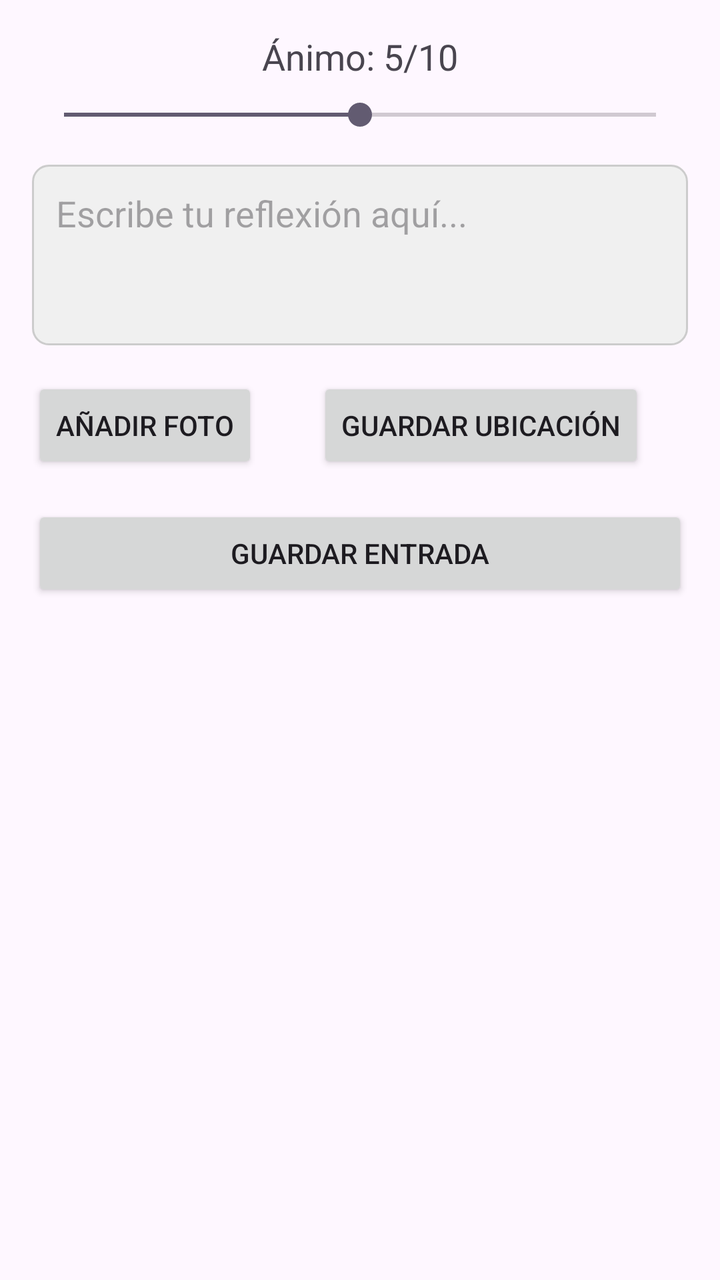
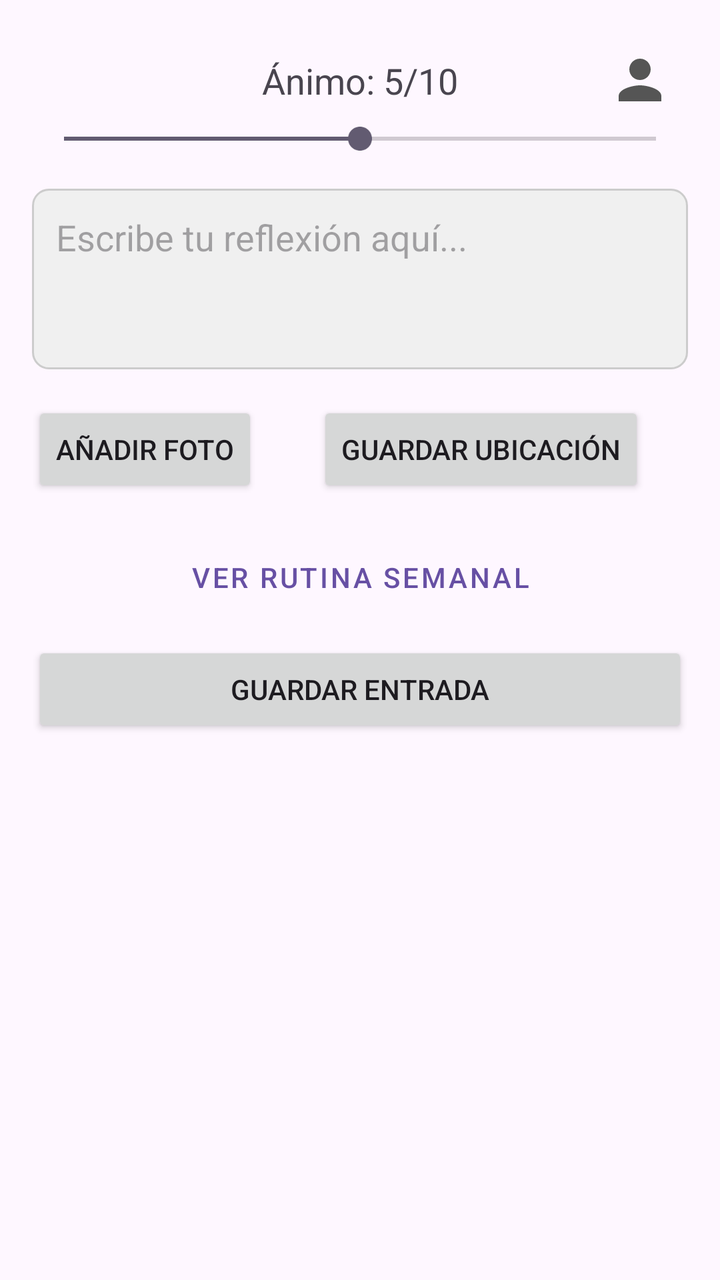

An Android layout rendered at two revisions. The XML below is the earlier revision; the diff shows what the commit changed to produce the second picture.
<!-- AndroidManifest.xml: application theme Theme.ClearYourMind -->
<!-- res/layout/activity_main.xml -->
<?xml version="1.0" encoding="utf-8"?>
<androidx.constraintlayout.widget.ConstraintLayout xmlns:android="http://schemas.android.com/apk/res/android"
    xmlns:app="http://schemas.android.com/apk/res-auto"
    xmlns:tools="http://schemas.android.com/tools"
    android:id="@+id/main"
    android:layout_width="match_parent"
    android:layout_height="match_parent"
    tools:context=".ui.MainActivity"
    android:padding="16dp">

    <TextView
        android:id="@+id/moodDisplay"
        android:layout_width="wrap_content"
        android:layout_height="wrap_content"
        android:text="Ánimo: 5/10"
        android:textSize="18sp"
        app:layout_constraintTop_toTopOf="parent"
        app:layout_constraintStart_toStartOf="parent"
        app:layout_constraintEnd_toEndOf="parent" />

    <SeekBar
        android:id="@+id/moodSeekBar"
        android:layout_width="0dp"
        android:layout_height="wrap_content"
        android:max="10"
        android:progress="5"
        app:layout_constraintTop_toBottomOf="@id/moodDisplay"
        app:layout_constraintStart_toStartOf="parent"
        app:layout_constraintEnd_toEndOf="parent"
        android:layout_marginTop="8dp"/>

    <EditText
        android:id="@+id/reflectionInput"
        android:layout_width="0dp"
        android:layout_height="wrap_content"
        android:hint="Escribe tu reflexión aquí..."
        android:inputType="textMultiLine"
        android:minLines="3"
        app:layout_constraintTop_toBottomOf="@id/moodSeekBar"
        app:layout_constraintStart_toStartOf="parent"
        app:layout_constraintEnd_toEndOf="parent"
        android:layout_marginTop="16dp"
        android:background="@drawable/rounded_edittext_background"
        android:padding="12dp"
        android:gravity="top"/>

    <Button
        android:id="@+id/cameraButton"
        android:layout_width="wrap_content"
        android:layout_height="wrap_content"
        android:text="Añadir Foto"
        app:layout_constraintTop_toBottomOf="@id/reflectionInput"
        app:layout_constraintStart_toStartOf="parent"
        android:layout_marginTop="16dp"/>

    <Button
        android:id="@+id/locationButton"
        android:layout_width="wrap_content"
        android:layout_height="wrap_content"
        android:text="Guardar Ubicación"
        app:layout_constraintTop_toBottomOf="@id/reflectionInput"
        app:layout_constraintStart_toEndOf="@id/cameraButton"
        app:layout_constraintEnd_toEndOf="parent"
        android:layout_marginStart="8dp"
        android:layout_marginTop="16dp"/>

    <Button
        android:id="@+id/saveButton"
        android:layout_width="0dp"
        android:layout_height="wrap_content"
        android:text="Guardar Entrada"
        app:layout_constraintTop_toBottomOf="@id/cameraButton"
        app:layout_constraintStart_toStartOf="parent"
        app:layout_constraintEnd_toEndOf="parent"
        android:layout_marginTop="16dp"/>

    <androidx.recyclerview.widget.RecyclerView
        android:id="@+id/entriesRecyclerView"
        android:layout_width="0dp"
        android:layout_height="0dp"
        app:layout_constraintTop_toBottomOf="@id/saveButton"
        app:layout_constraintBottom_toBottomOf="parent"
        app:layout_constraintStart_toStartOf="parent"
        app:layout_constraintEnd_toEndOf="parent"
        android:layout_marginTop="16dp"/>

</androidx.constraintlayout.widget.ConstraintLayout>
<!-- resources referenced by this layout -->
<resources>
  <!-- drawable rounded_edittext_background (drawable) -->
  <?xml version="1.0" encoding="utf-8"?>
  <shape xmlns:android="http://schemas.android.com/apk/res/android">
      <solid android:color="#F0F0F0"/>
      <corners android:radius="8dp"/>
      <stroke android:width="1dp" android:color="#CCCCCC"/>
  </shape>
  <style name="Theme.ClearYourMind" parent="Base.Theme.ClearYourMind" />
  <style name="Base.Theme.ClearYourMind" parent="Theme.Material3.DayNight.NoActionBar">
          
          
      </style>
</resources>

<!-- the commit's change to res/layout/activity_main.xml (unified diff, before → after) -->
@@ -8,6 +8,19 @@
     tools:context=".ui.MainActivity"
     android:padding="16dp">
 
+    
+    <ImageButton
+        android:id="@+id/profileButton"
+        android:layout_width="48dp"
+        android:layout_height="48dp"
+        android:src="@drawable/ic_user_avatar"
+        android:background="?attr/selectableItemBackgroundBorderless"
+        app:tint="#555555"
+        android:scaleType="fitCenter"
+        android:padding="8dp"
+        app:layout_constraintTop_toTopOf="parent"
+        app:layout_constraintEnd_toEndOf="parent" />
+
     <TextView
         android:id="@+id/moodDisplay"
         android:layout_width="wrap_content"
@@ -16,7 +29,8 @@
         android:textSize="18sp"
         app:layout_constraintTop_toTopOf="parent"
         app:layout_constraintStart_toStartOf="parent"
-        app:layout_constraintEnd_toEndOf="parent" />
+        app:layout_constraintEnd_toEndOf="parent"
+        android:layout_marginTop="12dp"/>
 
     <SeekBar
         android:id="@+id/moodSeekBar"
@@ -64,15 +78,27 @@
         android:layout_marginStart="8dp"
         android:layout_marginTop="16dp"/>
 
+    
+    <Button
+        android:id="@+id/routineButton"
+        android:layout_width="0dp"
+        android:layout_height="wrap_content"
+        android:text="Ver Rutina Semanal"
+        app:layout_constraintTop_toBottomOf="@id/cameraButton"
+        app:layout_constraintStart_toStartOf="parent"
+        app:layout_constraintEnd_toEndOf="parent"
+        android:layout_marginTop="16dp"
+        style="@style/Widget.MaterialComponents.Button.OutlinedButton"/>
+
     <Button
         android:id="@+id/saveButton"
         android:layout_width="0dp"
         android:layout_height="wrap_content"
         android:text="Guardar Entrada"
-        app:layout_constraintTop_toBottomOf="@id/cameraButton"
+        app:layout_constraintTop_toBottomOf="@id/routineButton"
         app:layout_constraintStart_toStartOf="parent"
         app:layout_constraintEnd_toEndOf="parent"
-        android:layout_marginTop="16dp"/>
+        android:layout_marginTop="8dp"/>
 
     <androidx.recyclerview.widget.RecyclerView
         android:id="@+id/entriesRecyclerView"
<!-- resource entries referenced after the edit -->
@@ -1,5 +1,16 @@
 <!-- resources referenced by this layout -->
 <resources>
+  <!-- drawable ic_user_avatar (drawable) -->
+  <vector xmlns:android="http://schemas.android.com/apk/res/android"
+      android:width="24dp"
+      android:height="24dp"
+      android:viewportWidth="24"
+      android:viewportHeight="24"
+      android:tint="#555555">
+      <path
+          android:fillColor="@android:color/white"
+          android:pathData="M12,12c2.21,0 4,-1.79 4,-4s-1.79,-4 -4,-4 -4,1.79 -4,4 1.79,4 4,4zM12,14c-2.67,0 -8,1.34 -8,4v2h16v-2c0,-2.66 -5.33,-4 -8,-4z"/>
+  </vector>
   <!-- drawable rounded_edittext_background (drawable) -->
   <?xml version="1.0" encoding="utf-8"?>
   <shape xmlns:android="http://schemas.android.com/apk/res/android">
